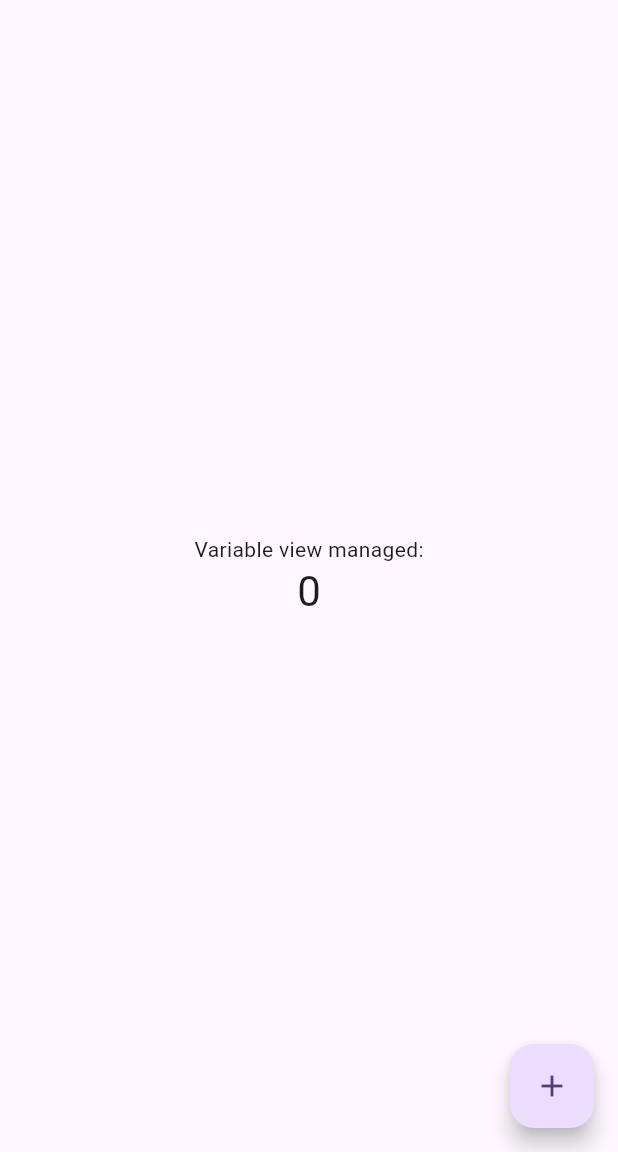
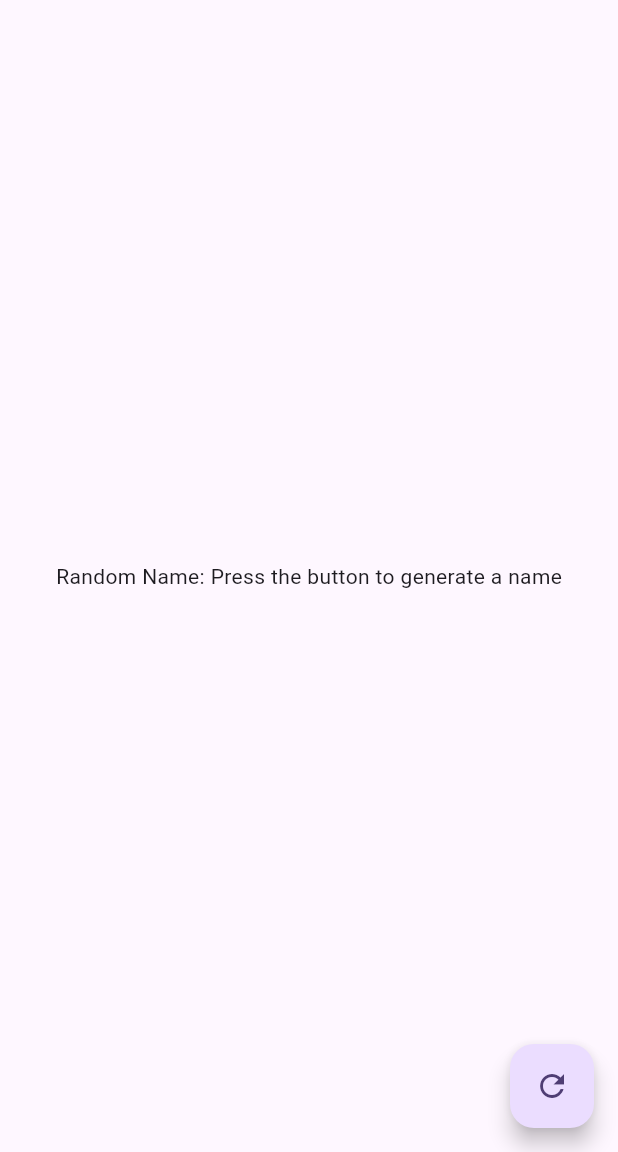
Before and after one commit to jvcss/statemanager, a Flutter app: the screen it shows after launch, on a phone screen of 412 x 824 dp, the part 84-1236 px from its top. Run offline on Flutter 3.47's test engine with Material 3 defaults, Android fonts, the phone set to English and light mode, and no system bars; our stand-ins replace bloc.

```diff
--- a/lib/main.dart
+++ b/lib/main.dart
@@ -1,4 +1,7 @@
+import 'dart:math' as math show Random;
 import 'package:flutter/material.dart';
+import 'package:bloc/bloc.dart';
+import 'package:statemanager/random_names.dart';
 
 void main() {
   runApp(const App());
@@ -18,8 +21,7 @@ class App extends StatelessWidget {
         ),
         routes: Map<String, WidgetBuilder>.from({
           '/': (context) => const Page(title: 'Flutter Demo Home Page'),
-      })
-    );
+        }));
   }
 }
 
@@ -33,12 +35,18 @@ class Page extends StatefulWidget {
 }
 
 class PageState extends State<Page> {
-  int _counter = 0;
+  late NamesCubit _namesCubit;
 
-  void _incrementCounter() {
-    setState(() {
-      _counter++;
-    });
+  @override
+  void initState() {
+    super.initState();
+    _namesCubit = NamesCubit();
+  }
+
+  @override
+  void dispose() {
+    _namesCubit.close();
+    super.dispose();
   }
 
   @override
@@ -48,24 +56,26 @@ class PageState extends State<Page> {
         backgroundColor: Theme.of(context).colorScheme.inversePrimary,
         title: Text(widget.title),
       ),
-      body: Center(
+      body: StreamBuilder<String?>(
+        stream: _namesCubit.stream,
+        builder: (context, snapshot) {
+          return Center(
             child: Column(
               mainAxisAlignment: MainAxisAlignment.center,
               children: <Widget>[
-            const Text(
-              'Variable view managed:',
-            ),
                 Text(
-              '$_counter',
-              style: Theme.of(context).textTheme.headlineMedium,
-            ),
+                  'Random Name: ${snapshot.data ?? 'Press the button to generate a name'}',
+                )
               ],
             ),
+          );
+        },
       ),
       floatingActionButton: FloatingActionButton(
-        onPressed: _incrementCounter,
-        tooltip: 'Increment',
-        child: const Icon(Icons.add),
+        onPressed: () {
+          _namesCubit.generateRandomName();
+        },
+        child: const Icon(Icons.refresh),
       ),
     );
   }
--- /dev/null
+++ b/lib/random_names.dart
@@ -0,0 +1,14 @@
+import 'dart:math' as math show Random;
+import 'package:bloc/bloc.dart';
+
+const names = ['John', 'Jane', 'Jack', 'Jill', 'Jenny', 'Jerry', 'Judy', 'Jesse'];
+
+extension RandomElement<T> on Iterable<T> {
+  T get random => elementAt(math.Random().nextInt(length));
+  //T getRandom() => elementAt(math.Random().nextInt(length));
+}
+
+class NamesCubit extends Cubit<String?> {
+  NamesCubit() : super(null);
+  void generateRandomName() => emit(names.random);
+}
--- a/pubspec.yaml
+++ b/pubspec.yaml
@@ -36,6 +36,8 @@ dependencies:
   # Use with the CupertinoIcons class for iOS style icons.
   cupertino_icons: ^1.0.6
   uuid: ^4.4.0
+  bloc: ^8.1.4
+  flutter_bloc: ^8.1.6
 
 dev_dependencies:
   flutter_test:
```
Lines whose indentation alone changed are shown as unchanged.
